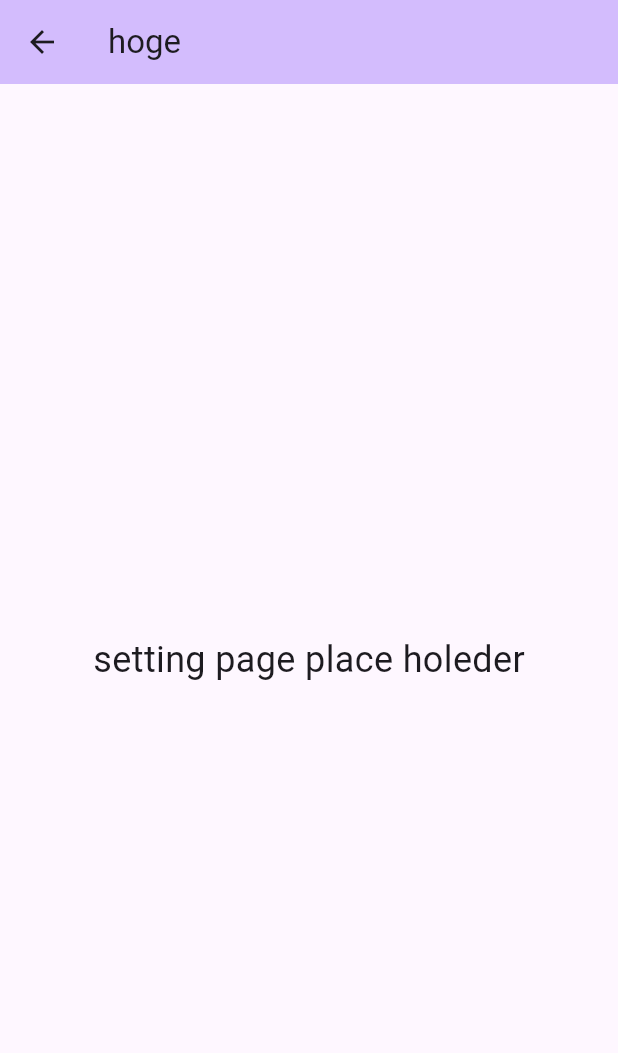
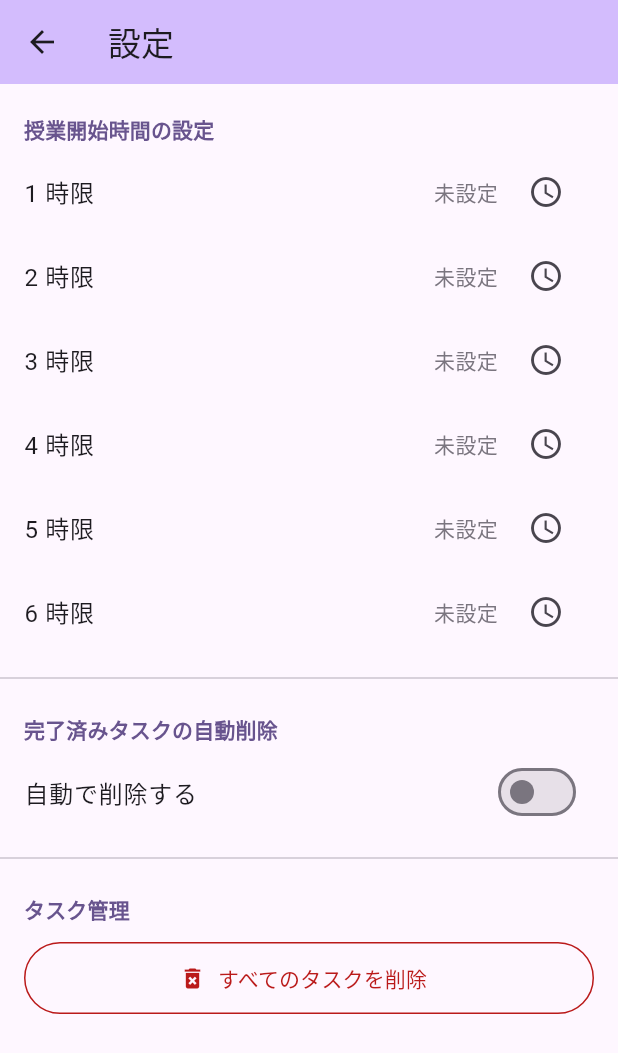
Before and after one commit to monorude/RDexp_26, a Flutter app: the screen it shows after launch, in the side drawer, after a tap on "hoges", on a phone screen of 412 x 824 dp. Shown: the top 1053 px of the screen. Run offline on Flutter 3.47's test engine with Material 3 defaults, Android fonts, the phone set to English and light mode, and no system bars; our stand-ins replace flutter_local_notifications, hive, hive_flutter, table_calendar, timezone; accounts and stored records are empty.

```diff
--- a/lib/setting_page.dart
+++ b/lib/setting_page.dart
@@ -1,21 +1,194 @@
 import 'package:flutter/material.dart';
 
-class SettingPage extends StatelessWidget {
+class SettingPage extends StatefulWidget {
   const SettingPage({super.key});
+
+  @override
+  State<SettingPage> createState() => _SettingPageState();
+}
+
+class _SettingPageState extends State<SettingPage> {
+  static const int _periodCount = 6;
+
+  final List<TimeOfDay?> _periodStartTimes = List.filled(_periodCount, null);
+
+  bool _autoDeleteEnabled = false;
+  String _autoDeleteDuration = '1ヶ月';
+
+  static const List<String> _durationOptions = [
+    '1ヶ月',
+    '3ヶ月',
+    '6ヶ月',
+    '1年',
+    '2年',
+  ];
+
+  Future<void> _pickTime(int periodIndex) async {
+    final initial = _periodStartTimes[periodIndex] ?? const TimeOfDay(hour: 9, minute: 0);
+    final picked = await showTimePicker(
+      context: context,
+      initialTime: initial,
+    );
+    if (picked != null) {
+      setState(() {
+        _periodStartTimes[periodIndex] = picked;
+      });
+    }
+  }
+
+  Future<void> _showClearAllConfirmDialog() async {
+    final confirmed = await showDialog<bool>(
+      context: context,
+      builder: (context) => AlertDialog(
+        title: const Text('タスクの全消去'),
+        content: const Text('すべてのタスクを削除します。\nこの操作は取り消せません。'),
+        actions: [
+          TextButton(
+            onPressed: () => Navigator.of(context).pop(false),
+            child: const Text('キャンセル'),
+          ),
+          FilledButton(
+            style: FilledButton.styleFrom(
+              backgroundColor: Theme.of(context).colorScheme.error,
+            ),
+            onPressed: () => Navigator.of(context).pop(true),
+            child: const Text('削除する'),
+          ),
+        ],
+      ),
+    );
+
+    if (confirmed == true) {
+      // TODO: 全タスク削除処理
+    }
+  }
 
   @override
   Widget build(BuildContext context) {
     return Scaffold(
       appBar: AppBar(
         backgroundColor: Theme.of(context).colorScheme.inversePrimary,
-        title: const Text("hoge"),
+        title: const Text('設定'),
       ),
-      body: Center(
-        child: Text(
-          "setting page place holeder",
-          style: TextStyle(fontSize: 24),
-        ),
+      body: ListView(
+        padding: const EdgeInsets.symmetric(vertical: 12),
+        children: [
+          _SectionHeader(title: '授業開始時間の設定'),
+          ...List.generate(_periodCount, (i) => _PeriodTimeTile(
+            period: i + 1,
+            time: _periodStartTimes[i],
+            onTap: () => _pickTime(i),
+          )),
+          const Divider(height: 32),
+          _SectionHeader(title: '完了済みタスクの自動削除'),
+          SwitchListTile(
+            title: const Text('自動で削除する'),
+            value: _autoDeleteEnabled,
+            onChanged: (value) {
+              setState(() {
+                _autoDeleteEnabled = value;
+              });
+            },
+          ),
+          AnimatedCrossFade(
+            duration: const Duration(milliseconds: 200),
+            crossFadeState: _autoDeleteEnabled
+                ? CrossFadeState.showFirst
+                : CrossFadeState.showSecond,
+            firstChild: ListTile(
+              title: const Text('削除までの期間'),
+              trailing: DropdownButton<String>(
+                value: _autoDeleteDuration,
+                items: _durationOptions
+                    .map((d) => DropdownMenuItem(value: d, child: Text(d)))
+                    .toList(),
+                onChanged: (value) {
+                  if (value != null) {
+                    setState(() {
+                      _autoDeleteDuration = value;
+                    });
+                  }
+                },
+              ),
+            ),
+            secondChild: const SizedBox.shrink(),
+          ),
+          const Divider(height: 32),
+          _SectionHeader(title: 'タスク管理'),
+          Padding(
+            padding: const EdgeInsets.symmetric(horizontal: 16, vertical: 8),
+            child: OutlinedButton.icon(
+              style: OutlinedButton.styleFrom(
+                foregroundColor: Theme.of(context).colorScheme.error,
+                side: BorderSide(color: Theme.of(context).colorScheme.error),
+                minimumSize: const Size.fromHeight(48),
+              ),
+              icon: const Icon(Icons.delete_forever),
+              label: const Text('すべてのタスクを削除'),
+              onPressed: _showClearAllConfirmDialog,
+            ),
+          ),
+        ],
       ),
     );
   }
 }
+
+class _SectionHeader extends StatelessWidget {
+  const _SectionHeader({required this.title});
+
+  final String title;
+
+  @override
+  Widget build(BuildContext context) {
+    return Padding(
+      padding: const EdgeInsets.fromLTRB(16, 8, 16, 4),
+      child: Text(
+        title,
+        style: Theme.of(context).textTheme.titleSmall?.copyWith(
+              color: Theme.of(context).colorScheme.primary,
+              fontWeight: FontWeight.bold,
+            ),
+      ),
+    );
+  }
+}
+
+class _PeriodTimeTile extends StatelessWidget {
+  const _PeriodTimeTile({
+    required this.period,
+    required this.time,
+    required this.onTap,
+  });
+
+  final int period;
+  final TimeOfDay? time;
+  final VoidCallback onTap;
+
+  @override
+  Widget build(BuildContext context) {
+    final label = time != null ? time!.format(context) : '未設定';
+    return ListTile(
+      title: Text('$period 時限'),
+      trailing: Row(
+        mainAxisSize: MainAxisSize.min,
+        children: [
+          Text(
+            label,
+            style: Theme.of(context).textTheme.bodyMedium?.copyWith(
+                  color: time != null
+                      ? Theme.of(context).colorScheme.onSurface
+                      : Theme.of(context).colorScheme.outline,
+                ),
+          ),
+          const SizedBox(width: 8),
+          IconButton(
+            icon: const Icon(Icons.access_time),
+            tooltip: '時刻を設定',
+            onPressed: onTap,
+          ),
+        ],
+      ),
+    );
+  }
+}
```
